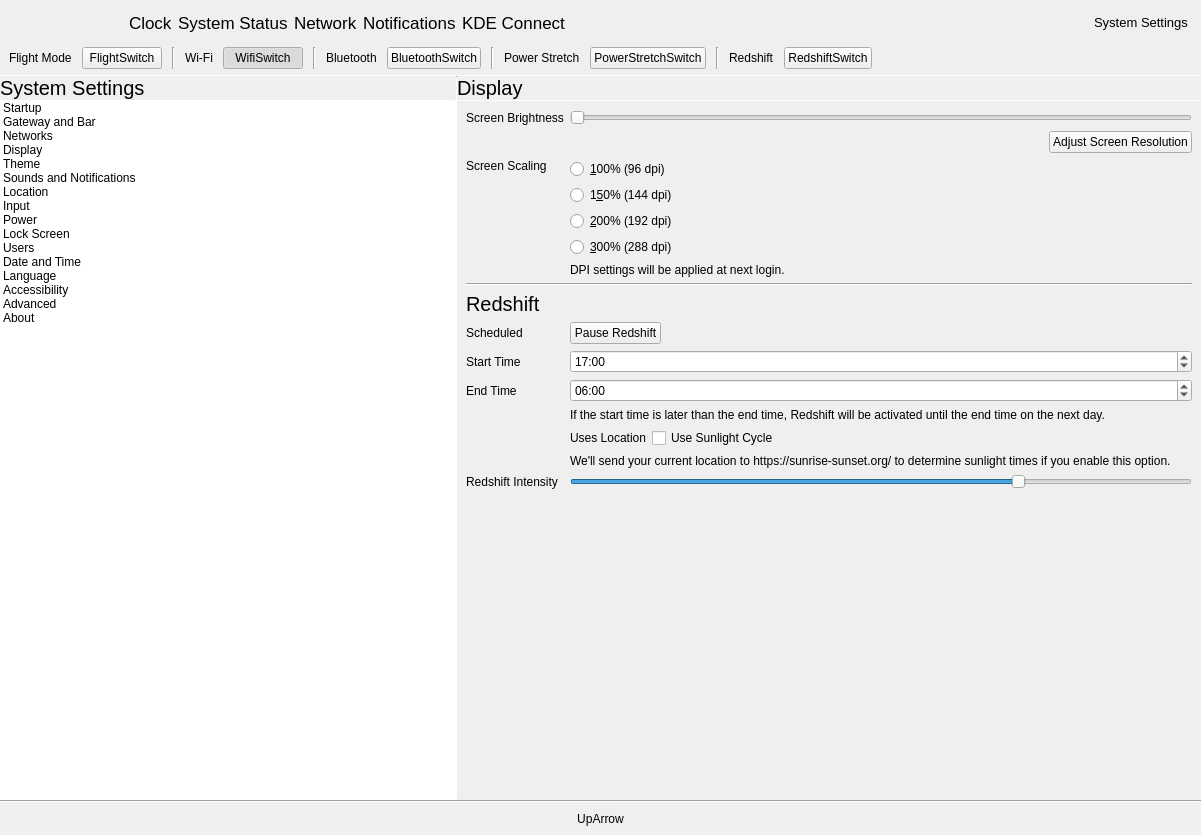
The window that shell/infopanedropdown.ui (vicr123/theshell) describes before a commit, drawn with Qt 5.
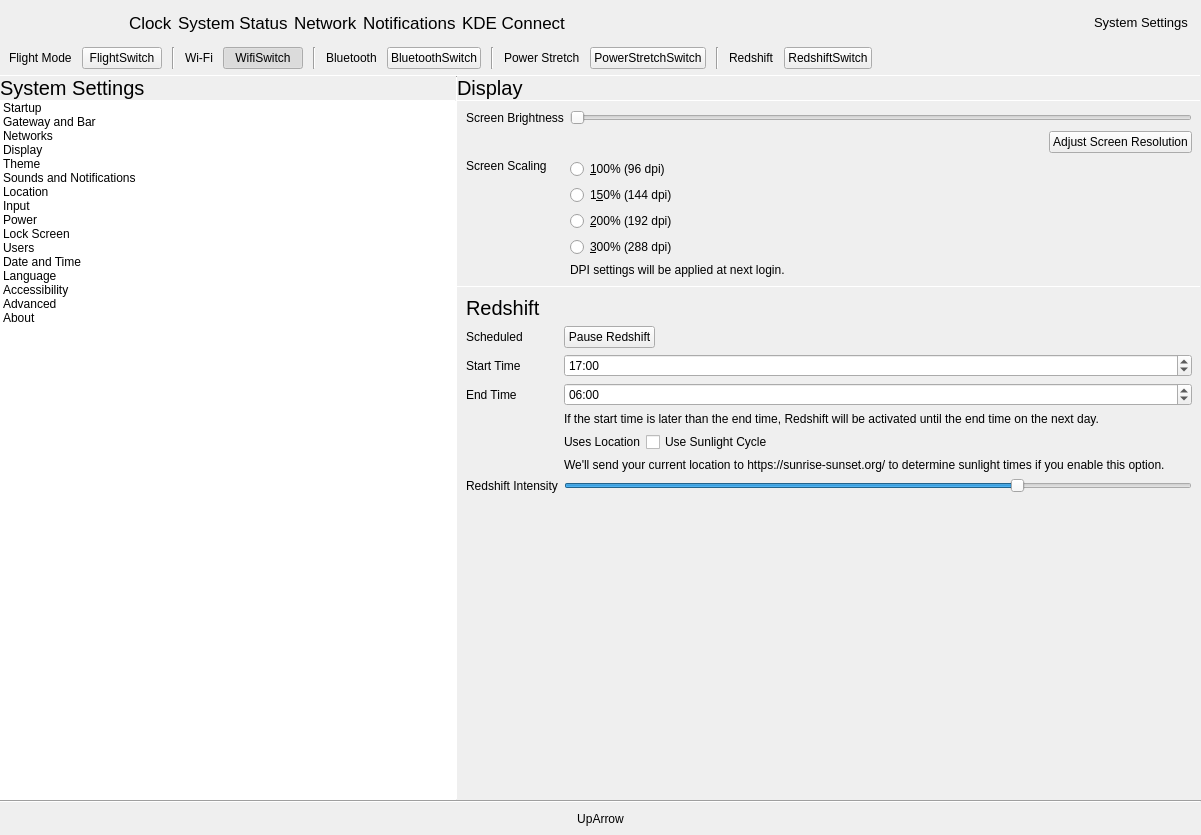
The same window after the commit. The open tabs and pages were chosen to show the change. Icons and pictures are not drawn. Custom widgets are drawn as their Qt base class.

The edit to the form file:
```diff
--- a/shell/infopanedropdown.ui
+++ b/shell/infopanedropdown.ui
@@ -2772,21 +2772,58 @@
                   <rect>
                    <x>0</x>
                    <y>0</y>
-                   <width>381</width>
-                   <height>564</height>
+                   <width>804</width>
+                   <height>671</height>
                   </rect>
                  </property>
-                 <layout class="QGridLayout" name="gridLayout_21">
+                 <layout class="QVBoxLayout" name="verticalLayout_54">
+                  <property name="spacing">
+                   <number>0</number>
+                  </property>
                   <property name="leftMargin">
+                   <number>0</number>
+                  </property>
+                  <property name="topMargin">
+                   <number>0</number>
+                  </property>
+                  <property name="rightMargin">
+                   <number>0</number>
+                  </property>
+                  <property name="bottomMargin">
+                   <number>0</number>
+                  </property>
+                  <item>
+                   <layout class="QGridLayout" name="gridLayout_8">
+                    <property name="leftMargin">
                    <number>9</number>
                   </property>
                   <property name="topMargin">
                    <number>9</number>
                   </property>
+                    <property name="rightMargin">
+                     <number>9</number>
+                    </property>
                   <property name="bottomMargin">
                    <number>9</number>
                   </property>
-                  <item row="2" column="0" colspan="2">
+                    <property name="spacing">
+                     <number>6</number>
+                    </property>
+                    <item row="0" column="1">
+                     <widget class="QSlider" name="brightnessSlider">
+                      <property name="orientation">
+                       <enum>Qt::Horizontal</enum>
+                      </property>
+                     </widget>
+                    </item>
+                    <item row="0" column="0">
+                     <widget class="QLabel" name="label_4">
+                      <property name="text">
+                       <string>Screen Brightness</string>
+                      </property>
+                     </widget>
+                    </item>
+                    <item row="1" column="0" colspan="2">
                    <widget class="QFrame" name="resolutionFrame">
                     <property name="frameShape">
                      <enum>QFrame::NoFrame</enum>
@@ -2834,14 +2871,7 @@
                     </layout>
                    </widget>
                   </item>
-                  <item row="7" column="0">
-                   <widget class="QLabel" name="label_5">
-                    <property name="text">
-                     <string>Start Time</string>
-                    </property>
-                   </widget>
-                  </item>
-                  <item row="3" column="0">
+                    <item row="2" column="0">
                    <widget class="QLabel" name="label_51">
                     <property name="sizePolicy">
                      <sizepolicy hsizetype="Preferred" vsizetype="Preferred">
@@ -2857,101 +2887,7 @@
                     </property>
                    </widget>
                   </item>
-                  <item row="9" column="1">
-                   <widget class="QLabel" name="label_57">
-                    <property name="text">
-                     <string>If the start time is later than the end time, Redshift will be activated until the end time on the next day.</string>
-                    </property>
-                    <property name="wordWrap">
-                     <bool>true</bool>
-                    </property>
-                   </widget>
-                  </item>
-                  <item row="8" column="0">
-                   <widget class="QLabel" name="label_8">
-                    <property name="text">
-                     <string>End Time</string>
-                    </property>
-                   </widget>
-                  </item>
-                  <item row="12" column="0">
-                   <widget class="QLabel" name="label_18">
-                    <property name="text">
-                     <string>Redshift Intensity</string>
-                    </property>
-                   </widget>
-                  </item>
-                  <item row="8" column="1">
-                   <widget class="QTimeEdit" name="endRedshift">
-                    <property name="dateTime">
-                     <datetime>
-                      <hour>6</hour>
-                      <minute>0</minute>
-                      <second>0</second>
-                      <year>2000</year>
-                      <month>1</month>
-                      <day>1</day>
-                     </datetime>
-                    </property>
-                    <property name="displayFormat">
-                     <string>HH:mm</string>
-                    </property>
-                   </widget>
-                  </item>
-                  <item row="12" column="1">
-                   <widget class="QSlider" name="redshiftIntensity">
-                    <property name="minimum">
-                     <number>1000</number>
-                    </property>
-                    <property name="maximum">
-                     <number>6500</number>
-                    </property>
-                    <property name="value">
-                     <number>5000</number>
-                    </property>
-                    <property name="orientation">
-                     <enum>Qt::Horizontal</enum>
-                    </property>
-                    <property name="invertedAppearance">
-                     <bool>false</bool>
-                    </property>
-                    <property name="invertedControls">
-                     <bool>false</bool>
-                    </property>
-                   </widget>
-                  </item>
-                  <item row="7" column="1">
-                   <widget class="QTimeEdit" name="startRedshift">
-                    <property name="dateTime">
-                     <datetime>
-                      <hour>17</hour>
-                      <minute>0</minute>
-                      <second>0</second>
-                      <year>2000</year>
-                      <month>1</month>
-                      <day>1</day>
-                     </datetime>
-                    </property>
-                    <property name="displayFormat">
-                     <string>HH:mm</string>
-                    </property>
-                   </widget>
-                  </item>
-                  <item row="1" column="0">
-                   <widget class="QLabel" name="label_4">
-                    <property name="text">
-                     <string>Screen Brightness</string>
-                    </property>
-                   </widget>
-                  </item>
-                  <item row="1" column="1">
-                   <widget class="QSlider" name="brightnessSlider">
-                    <property name="orientation">
-                     <enum>Qt::Horizontal</enum>
-                    </property>
-                   </widget>
-                  </item>
-                  <item row="3" column="1">
+                    <item row="2" column="1">
                    <layout class="QVBoxLayout" name="verticalLayout_33">
                     <item>
                      <widget class="QRadioButton" name="dpi100">
@@ -2990,61 +2926,56 @@
                     </item>
                    </layout>
                   </item>
-                  <item row="13" column="1">
-                   <spacer name="verticalSpacer_26">
-                    <property name="orientation">
-                     <enum>Qt::Vertical</enum>
-                    </property>
-                    <property name="sizeHint" stdset="0">
-                     <size>
-                      <width>20</width>
-                      <height>40</height>
-                     </size>
-                    </property>
-                   </spacer>
-                  </item>
-                  <item row="6" column="0">
-                   <widget class="QLabel" name="label_44">
-                    <property name="text">
-                     <string>Scheduled</string>
-                    </property>
-                   </widget>
-                  </item>
-                  <item row="6" column="1">
-                   <layout class="QHBoxLayout" name="horizontalLayout_48">
-                    <item>
-                     <widget class="Switch" name="redshiftPause">
-                      <property name="text">
-                       <string>Pause Redshift</string>
-                      </property>
-                     </widget>
-                    </item>
-                    <item>
-                     <spacer name="horizontalSpacer_34">
-                      <property name="orientation">
-                       <enum>Qt::Horizontal</enum>
-                      </property>
-                      <property name="sizeHint" stdset="0">
-                       <size>
-                        <width>40</width>
-                        <height>20</height>
-                       </size>
-                      </property>
-                     </spacer>
-                    </item>
                    </layout>
                   </item>
-                  <item row="11" column="1">
-                   <widget class="QLabel" name="label_96">
+                  <item>
+                   <widget class="Line" name="line_20">
+                    <property name="maximumSize">
+                     <size>
+                      <width>16777215</width>
+                      <height>1</height>
+                     </size>
+                    </property>
+                    <property name="orientation">
+                     <enum>Qt::Horizontal</enum>
+                    </property>
+                   </widget>
+                  </item>
+                  <item>
+                   <layout class="QGridLayout" name="gridLayout_24">
+                    <property name="leftMargin">
+                     <number>9</number>
+                    </property>
+                    <property name="topMargin">
+                     <number>9</number>
+                    </property>
+                    <property name="rightMargin">
+                     <number>9</number>
+                    </property>
+                    <property name="bottomMargin">
+                     <number>9</number>
+                    </property>
+                    <property name="spacing">
+                     <number>6</number>
+                    </property>
+                    <item row="3" column="0">
+                     <widget class="QLabel" name="label_8">
                     <property name="text">
-                     <string>We'll send your current location to https://sunrise-sunset.org/ to determine sunlight times if you enable this option.</string>
+                       <string>End Time</string>
+                      </property>
+                     </widget>
+                    </item>
+                    <item row="4" column="1">
+                     <widget class="QLabel" name="label_57">
+                      <property name="text">
+                       <string>If the start time is later than the end time, Redshift will be activated until the end time on the next day.</string>
                     </property>
                     <property name="wordWrap">
                      <bool>true</bool>
                     </property>
                    </widget>
                   </item>
-                  <item row="5" column="0" colspan="2">
+                    <item row="0" column="0" colspan="2">
                    <widget class="QLabel" name="redshiftLabel">
                     <property name="font">
                      <font>
@@ -3056,14 +2987,41 @@
                     </property>
                    </widget>
                   </item>
-                  <item row="4" column="0" colspan="2">
-                   <widget class="Line" name="line_20">
-                    <property name="orientation">
-                     <enum>Qt::Horizontal</enum>
-                    </property>
-                   </widget>
-                  </item>
-                  <item row="10" column="1">
+                    <item row="2" column="1">
+                     <widget class="QTimeEdit" name="startRedshift">
+                      <property name="dateTime">
+                       <datetime>
+                        <hour>17</hour>
+                        <minute>0</minute>
+                        <second>0</second>
+                        <year>2000</year>
+                        <month>1</month>
+                        <day>1</day>
+                       </datetime>
+                      </property>
+                      <property name="displayFormat">
+                       <string>HH:mm</string>
+                      </property>
+                     </widget>
+                    </item>
+                    <item row="6" column="1">
+                     <widget class="QLabel" name="label_96">
+                      <property name="text">
+                       <string>We'll send your current location to https://sunrise-sunset.org/ to determine sunlight times if you enable this option.</string>
+                      </property>
+                      <property name="wordWrap">
+                       <bool>true</bool>
+                      </property>
+                     </widget>
+                    </item>
+                    <item row="2" column="0">
+                     <widget class="QLabel" name="label_5">
+                      <property name="text">
+                       <string>Start Time</string>
+                      </property>
+                     </widget>
+                    </item>
+                    <item row="5" column="1">
                    <layout class="QHBoxLayout" name="horizontalLayout_8">
                     <item>
                      <widget class="QLabel" name="usesLocation">
@@ -3090,6 +3048,98 @@
                     </item>
                    </layout>
                   </item>
+                    <item row="1" column="1">
+                     <layout class="QHBoxLayout" name="horizontalLayout_48">
+                      <item>
+                       <widget class="Switch" name="redshiftPause">
+                        <property name="text">
+                         <string>Pause Redshift</string>
+                        </property>
+                       </widget>
+                      </item>
+                      <item>
+                       <spacer name="horizontalSpacer_34">
+                        <property name="orientation">
+                         <enum>Qt::Horizontal</enum>
+                        </property>
+                        <property name="sizeHint" stdset="0">
+                         <size>
+                          <width>40</width>
+                          <height>20</height>
+                         </size>
+                        </property>
+                       </spacer>
+                      </item>
+                     </layout>
+                    </item>
+                    <item row="3" column="1">
+                     <widget class="QTimeEdit" name="endRedshift">
+                      <property name="dateTime">
+                       <datetime>
+                        <hour>6</hour>
+                        <minute>0</minute>
+                        <second>0</second>
+                        <year>2000</year>
+                        <month>1</month>
+                        <day>1</day>
+                       </datetime>
+                      </property>
+                      <property name="displayFormat">
+                       <string>HH:mm</string>
+                      </property>
+                     </widget>
+                    </item>
+                    <item row="1" column="0">
+                     <widget class="QLabel" name="label_44">
+                      <property name="text">
+                       <string>Scheduled</string>
+                      </property>
+                     </widget>
+                    </item>
+                    <item row="7" column="1">
+                     <widget class="QSlider" name="redshiftIntensity">
+                      <property name="minimum">
+                       <number>1000</number>
+                      </property>
+                      <property name="maximum">
+                       <number>6500</number>
+                      </property>
+                      <property name="value">
+                       <number>5000</number>
+                      </property>
+                      <property name="orientation">
+                       <enum>Qt::Horizontal</enum>
+                      </property>
+                      <property name="invertedAppearance">
+                       <bool>false</bool>
+                      </property>
+                      <property name="invertedControls">
+                       <bool>false</bool>
+                      </property>
+                     </widget>
+                    </item>
+                    <item row="7" column="0">
+                     <widget class="QLabel" name="label_18">
+                      <property name="text">
+                       <string>Redshift Intensity</string>
+                      </property>
+                     </widget>
+                    </item>
+                   </layout>
+                  </item>
+                  <item>
+                   <spacer name="verticalSpacer_26">
+                    <property name="orientation">
+                     <enum>Qt::Vertical</enum>
+                    </property>
+                    <property name="sizeHint" stdset="0">
+                     <size>
+                      <width>20</width>
+                      <height>40</height>
+                     </size>
+                    </property>
+                   </spacer>
+                  </item>
                  </layout>
                 </widget>
                </widget>
```
Left out of the diff: 63 changed lines with no effect on the pictures. Lines whose indentation alone changed are shown as unchanged.
